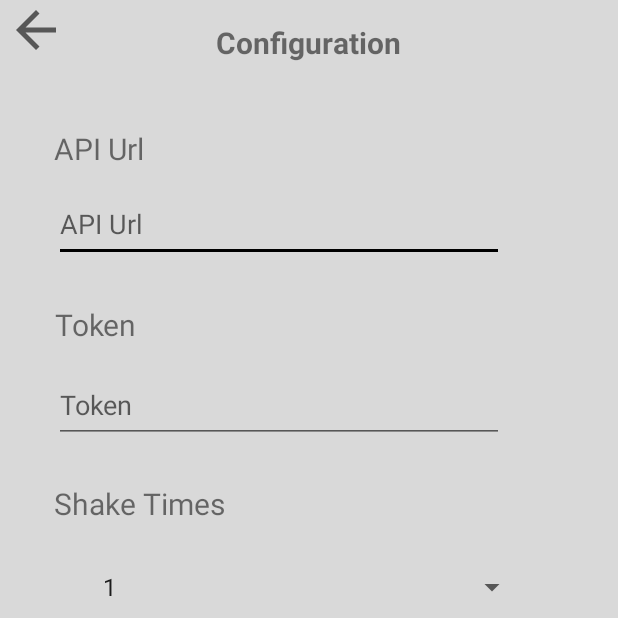
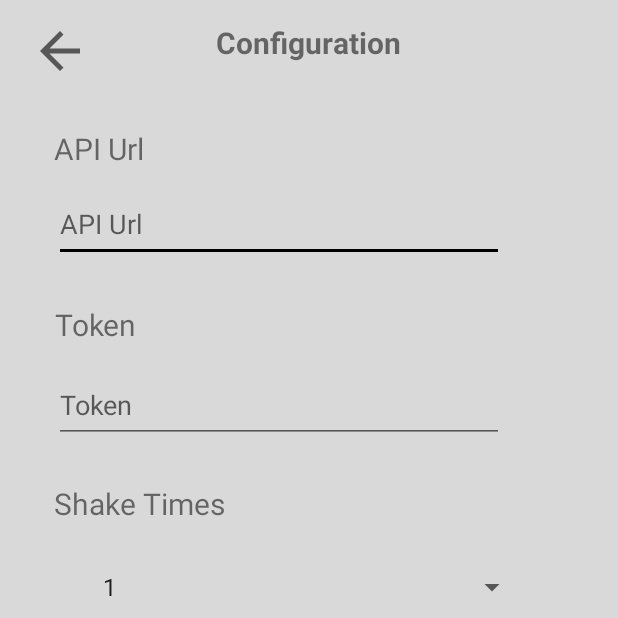
Before and after one commit to ku-final-project/project-native-app, an Android app: the ConfigPage screen opened directly, with no data from a screen before it, on a phone screen of 412 x 824 dp, the top half of it. Run offline under Robolectric (Android 15) with nearby library versions, the phone set to English and light mode, and no system bars; libraries missing offline, so code that uses them is left out: com.blogspot.atifsoftwares.

Commit message:
fix back button location in config page

```diff
--- a/app/src/main/res/layout/config_page.xml
+++ b/app/src/main/res/layout/config_page.xml
@@ -14,12 +14,12 @@
         android:layout_height="40dp"
         android:background="@color/project_background"
         android:scaleType="fitCenter"
-        app:layout_constraintBottom_toTopOf="@+id/textView"
+        app:layout_constraintBottom_toBottomOf="parent"
         app:layout_constraintEnd_toEndOf="parent"
-        app:layout_constraintHorizontal_bias="0.01"
+        app:layout_constraintHorizontal_bias="0.053"
         app:layout_constraintStart_toStartOf="parent"
         app:layout_constraintTop_toTopOf="parent"
-        app:layout_constraintVertical_bias="0.0"
+        app:layout_constraintVertical_bias="0.018"
         app:srcCompat="?attr/homeAsUpIndicator"
         tools:ignore="MissingConstraints" />
 
```
